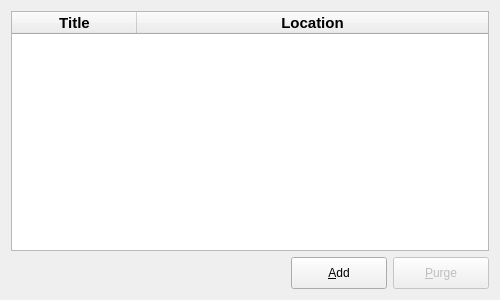
Before: the Qt Designer form forms/opencontestwidget.ui in Project-LemonLime/Project_LemonLime, drawn with Qt 5.
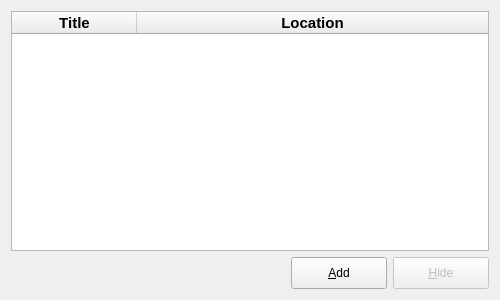
After: the same form once the commit is applied. Icons and pictures are not drawn.

```diff
--- a/forms/opencontestwidget.ui
+++ b/forms/opencontestwidget.ui
@@ -157,7 +157,7 @@
           </size>
          </property>
          <property name="text">
-          <string>&amp;Purge</string>
+          <string>&amp;Hide</string>
          </property>
          <property name="icon">
           <iconset resource="../resource.qrc">
```
Left out of the diff: 22 changed lines with no effect on the pictures.
